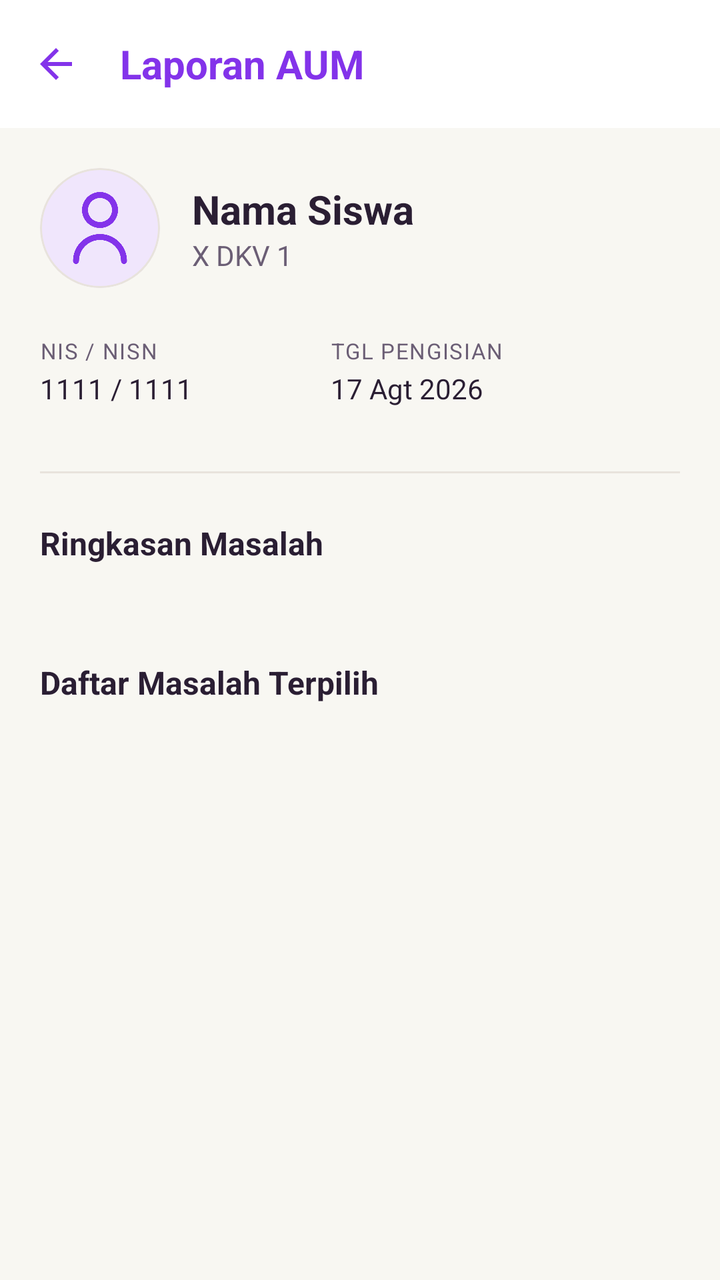
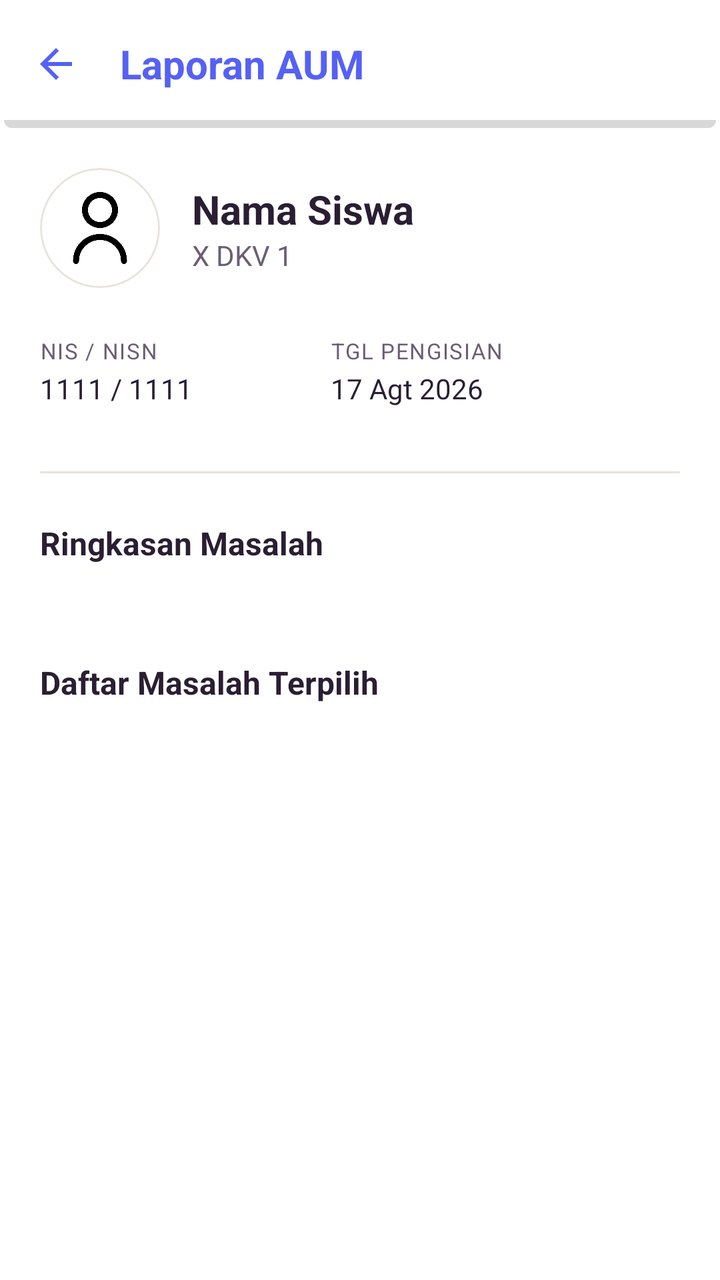

The first picture is an Android layout as it rendered before a commit; the second is the same layout after the commit. The layout source and the unified diff follow.
<!-- AndroidManifest.xml: application theme Theme.BkNova -->
<!-- res/layout/fragment_detail_aum_siswa.xml -->
<?xml version="1.0" encoding="utf-8"?>
<androidx.coordinatorlayout.widget.CoordinatorLayout xmlns:android="http://schemas.android.com/apk/res/android"
    xmlns:app="http://schemas.android.com/apk/res-auto"
    xmlns:tools="http://schemas.android.com/tools"
    android:layout_width="match_parent"
    android:layout_height="match_parent"
    android:background="@color/background_cream">

    <com.google.android.material.appbar.AppBarLayout
        android:layout_width="match_parent"
        android:layout_height="wrap_content"
        android:background="@color/white"
        app:elevation="0dp">

        <com.google.android.material.appbar.MaterialToolbar
            android:id="@+id/toolbar_detail_aum"
            android:layout_width="match_parent"
            android:layout_height="?attr/actionBarSize"
            app:navigationIcon="@drawable/ic_arrow_back"
            app:navigationIconTint="@color/brand_primary"
            app:title="Laporan AUM"
            app:titleTextAppearance="@style/ToolbarTitleBold"
            app:titleTextColor="@color/brand_primary" />
    </com.google.android.material.appbar.AppBarLayout>

    <androidx.core.widget.NestedScrollView
        android:layout_width="match_parent"
        android:layout_height="match_parent"
        android:clipToPadding="false"
        android:paddingBottom="24dp"
        app:layout_behavior="@string/appbar_scrolling_view_behavior">

        <LinearLayout
            android:layout_width="match_parent"
            android:layout_height="wrap_content"
            android:orientation="vertical"
            android:padding="20dp">

            
            <LinearLayout
                android:layout_width="match_parent"
                android:layout_height="wrap_content"
                android:orientation="horizontal"
                android:gravity="center_vertical"
                android:layout_marginBottom="24dp">

                <com.google.android.material.card.MaterialCardView
                    android:layout_width="60dp"
                    android:layout_height="60dp"
                    app:cardCornerRadius="30dp"
                    app:cardElevation="0dp"
                    app:cardBackgroundColor="@color/brand_soft">
                    <ImageView
                        android:layout_width="match_parent"
                        android:layout_height="match_parent"
                        android:src="@drawable/person_icon"
                        android:padding="12dp"
                        app:tint="@color/brand_primary" />
                </com.google.android.material.card.MaterialCardView>

                <LinearLayout
                    android:layout_width="0dp"
                    android:layout_height="wrap_content"
                    android:layout_weight="1"
                    android:orientation="vertical"
                    android:layout_marginStart="16dp">

                    <TextView
                        android:id="@+id/tv_detail_nama"
                        android:layout_width="wrap_content"
                        android:layout_height="wrap_content"
                        android:text="Nama Siswa"
                        android:textSize="20sp"
                        android:textStyle="bold"
                        android:textColor="@color/text_color_primary"/>

                    <TextView
                        android:id="@+id/tv_detail_kelas"
                        android:layout_width="wrap_content"
                        android:layout_height="wrap_content"
                        android:text="X DKV 1"
                        android:textColor="@color/text_color_secondary"
                        android:textSize="14sp"/>
                </LinearLayout>
            </LinearLayout>

            
            <LinearLayout
                android:layout_width="match_parent"
                android:layout_height="wrap_content"
                android:orientation="horizontal"
                android:layout_marginBottom="32dp"
                android:baselineAligned="false">

                <LinearLayout
                    android:layout_width="0dp"
                    android:layout_height="wrap_content"
                    android:layout_weight="1"
                    android:orientation="vertical">
                    <TextView
                        android:layout_width="wrap_content"
                        android:layout_height="wrap_content"
                        android:text="NIS / NISN"
                        android:textSize="11sp"
                        android:textColor="@color/text_color_secondary"
                        android:textAllCaps="true"
                        android:letterSpacing="0.05"/>
                    <TextView
                        android:id="@+id/tv_detail_nis"
                        android:layout_width="wrap_content"
                        android:layout_height="wrap_content"
                        android:text="1111 / 1111"
                        android:textColor="@color/text_color_primary"
                        android:textSize="14sp"
                        android:layout_marginTop="2dp"/>
                </LinearLayout>

                <LinearLayout
                    android:layout_width="0dp"
                    android:layout_height="wrap_content"
                    android:layout_weight="1.2"
                    android:orientation="vertical">
                    <TextView
                        android:layout_width="wrap_content"
                        android:layout_height="wrap_content"
                        android:text="Tgl Pengisian"
                        android:textSize="11sp"
                        android:textColor="@color/text_color_secondary"
                        android:textAllCaps="true"
                        android:letterSpacing="0.05"/>
                    <TextView
                        android:id="@+id/tv_detail_waktu"
                        android:layout_width="wrap_content"
                        android:layout_height="wrap_content"
                        android:text="17 Agt 2026"
                        android:textColor="@color/text_color_primary"
                        android:textSize="14sp"
                        android:layout_marginTop="2dp"/>
                </LinearLayout>
            </LinearLayout>

            <View
                android:layout_width="match_parent"
                android:layout_height="1dp"
                android:background="@color/divider_color"
                android:layout_marginBottom="24dp"/>

            
            <TextView
                android:layout_width="wrap_content"
                android:layout_height="wrap_content"
                android:text="Ringkasan Masalah"
                android:textSize="16sp"
                android:textStyle="bold"
                android:textColor="@color/text_color_primary"
                android:layout_marginBottom="16dp"/>

            <androidx.recyclerview.widget.RecyclerView
                android:id="@+id/rv_statistik_aum"
                android:layout_width="match_parent"
                android:layout_height="wrap_content"
                android:layout_marginBottom="32dp"
                android:clipToPadding="false"
                android:paddingStart="0dp"
                android:paddingEnd="20dp"
                android:orientation="horizontal"
                app:layoutManager="androidx.recyclerview.widget.LinearLayoutManager"
                tools:listitem="@layout/item_aum_statistik"/>

            
            <TextView
                android:layout_width="wrap_content"
                android:layout_height="wrap_content"
                android:text="Daftar Masalah Terpilih"
                android:textSize="16sp"
                android:textStyle="bold"
                android:textColor="@color/text_color_primary"
                android:layout_marginBottom="16dp"/>

            <androidx.recyclerview.widget.RecyclerView
                android:id="@+id/rv_bidang_aum"
                android:layout_width="match_parent"
                android:layout_height="wrap_content"
                android:nestedScrollingEnabled="false"
                tools:listitem="@layout/item_aum_bidang_hasil"/>

            <ProgressBar
                android:id="@+id/pb_detail_aum"
                android:layout_width="wrap_content"
                android:layout_height="wrap_content"
                android:layout_gravity="center"
                android:layout_marginTop="40dp"
                android:visibility="gone"/>

            <TextView
                android:id="@+id/tv_empty_detail_aum"
                android:layout_width="wrap_content"
                android:layout_height="wrap_content"
                android:layout_gravity="center"
                android:layout_marginTop="40dp"
                android:text="Belum ada data AUM"
                android:textColor="@color/text_color_secondary"
                android:visibility="gone"/>

        </LinearLayout>
    </androidx.core.widget.NestedScrollView>

</androidx.coordinatorlayout.widget.CoordinatorLayout>
<!-- res/layout/item_aum_statistik.xml (included above) -->
<?xml version="1.0" encoding="utf-8"?>
<com.google.android.material.card.MaterialCardView xmlns:android="http://schemas.android.com/apk/res/android"
    xmlns:app="http://schemas.android.com/apk/res-auto"
    android:layout_width="120dp"
    android:layout_height="100dp"
    android:layout_marginEnd="12dp"
    app:cardCornerRadius="16dp"
    app:cardElevation="0dp"
    app:cardBackgroundColor="@color/white"
    app:strokeColor="@color/divider_color"
    app:strokeWidth="1dp">

    <LinearLayout
        android:layout_width="match_parent"
        android:layout_height="match_parent"
        android:orientation="vertical"
        android:padding="12dp"
        android:gravity="center">

        <TextView
            android:id="@+id/tv_stat_count"
            android:layout_width="wrap_content"
            android:layout_height="wrap_content"
            android:text="0"
            android:textColor="@color/brand_primary"
            android:textSize="24sp"
            android:textStyle="bold" />

        <TextView
            android:id="@+id/tv_stat_label"
            android:layout_width="match_parent"
            android:layout_height="wrap_content"
            android:layout_marginTop="4dp"
            android:text="Bidang"
            android:textColor="@color/text_color_secondary"
            android:textSize="11sp"
            android:textAlignment="center"
            android:maxLines="2"
            android:ellipsize="end"/>
    </LinearLayout>
</com.google.android.material.card.MaterialCardView>
<!-- res/layout/item_aum_bidang_hasil.xml (included above) -->
<?xml version="1.0" encoding="utf-8"?>
<com.google.android.material.card.MaterialCardView xmlns:android="http://schemas.android.com/apk/res/android"
    xmlns:app="http://schemas.android.com/apk/res-auto"
    android:layout_width="match_parent"
    android:layout_height="wrap_content"
    android:layout_marginBottom="16dp"
    app:cardCornerRadius="16dp"
    app:cardElevation="0dp"
    app:cardBackgroundColor="@color/white"
    app:strokeColor="@color/divider_color"
    app:strokeWidth="1dp">

    <LinearLayout
        android:layout_width="match_parent"
        android:layout_height="wrap_content"
        android:orientation="vertical"
        android:padding="16dp">

        <LinearLayout
            android:layout_width="match_parent"
            android:layout_height="wrap_content"
            android:orientation="horizontal"
            android:gravity="center_vertical">

            <View
                android:layout_width="4dp"
                android:layout_height="16dp"
                android:background="@color/brand_primary"/>

            <TextView
                android:id="@+id/tv_nama_bidang"
                android:layout_width="wrap_content"
                android:layout_height="wrap_content"
                android:layout_marginStart="8dp"
                android:text="Nama Bidang"
                android:textStyle="bold"
                android:textColor="@color/text_color_primary"
                android:textSize="15sp"/>
        </LinearLayout>

        <TextView
            android:id="@+id/tv_pilihan_masalah"
            android:layout_width="match_parent"
            android:layout_height="wrap_content"
            android:layout_marginTop="12dp"
            android:text="Daftar masalah..."
            android:textColor="@color/text_color_secondary"
            android:textSize="14sp"
            android:lineSpacingExtra="6dp"/>
    </LinearLayout>
</com.google.android.material.card.MaterialCardView>
<!-- resources referenced by this layout -->
<resources>
  <color name="background_cream">#F8F7F2</color>
  <color name="brand_primary">#8333EA</color>
  <color name="brand_soft">#F0E6FC</color>
  <color name="divider_color">#E8E3DC</color>
  <color name="text_color_primary">#2A1E33</color>
  <color name="text_color_secondary">#6B5E75</color>
  <color name="white">#FFFFFFFF</color>
  <!-- drawable ic_arrow_back (drawable) -->
  <vector xmlns:android="http://schemas.android.com/apk/res/android"
      android:width="24dp"
      android:height="24dp"
      android:viewportWidth="24"
      android:viewportHeight="24">
      <path
          android:fillColor="#FF000000"
          android:pathData="M20,11H7.83l5.59,-5.59L12,4l-8,8 8,8 1.41,-1.41L7.83,13H20v-2z" />
  </vector>
  <style name="ToolbarTitleBold" parent="TextAppearance.Material3.TitleLarge">
          <item name="android:textStyle">bold</item>
          <item name="android:textSize">20sp</item> 
      </style>
  <style name="Theme.BkNova" parent="Base.Theme.BkNova" />
  <color name="accent_pink">#FF7FAF</color>
  <color name="accent_pink_soft">#FFECF3</color>
  <color name="accent_peach">#FFC6BF</color>
  <color name="accent_peach_soft">#FFE8E5</color>
  <color name="red_text">#DC2626</color>
  <color name="red_light">#FEE2E2</color>
  <!-- unchanged entries left out for length: 2 -->
</resources>

<!-- the commit's change to res/layout/fragment_detail_aum_siswa.xml (unified diff, before → after) -->
@@ -4,12 +4,12 @@
     xmlns:tools="http://schemas.android.com/tools"
     android:layout_width="match_parent"
     android:layout_height="match_parent"
-    android:background="@color/background_cream">
+    android:background="@color/white">
 
     <com.google.android.material.appbar.AppBarLayout
         android:layout_width="match_parent"
         android:layout_height="wrap_content"
-        android:background="@color/white"
+        android:background="@drawable/bg_header"
         app:elevation="0dp">
 
         <com.google.android.material.appbar.MaterialToolbar
@@ -48,14 +48,14 @@
                     android:layout_width="60dp"
                     android:layout_height="60dp"
                     app:cardCornerRadius="30dp"
-                    app:cardElevation="0dp"
-                    app:cardBackgroundColor="@color/brand_soft">
+                    app:cardBackgroundColor="@color/white">
                     <ImageView
                         android:layout_width="match_parent"
                         android:layout_height="match_parent"
                         android:src="@drawable/person_icon"
                         android:padding="12dp"
-                        app:tint="@color/brand_primary" />
+
+                        app:tint="@color/black" />
                 </com.google.android.material.card.MaterialCardView>
 
                 <LinearLayout
@@ -224,7 +224,8 @@
         android:layout_height="match_parent"
         android:orientation="vertical"
         android:padding="12dp"
-        android:gravity="center">
+        android:gravity="center"
+        android:background="@drawable/bg_grid_shadow">
 
         <TextView
             android:id="@+id/tv_stat_count"
@@ -265,7 +266,8 @@
         android:layout_width="match_parent"
         android:layout_height="wrap_content"
         android:orientation="vertical"
-        android:padding="16dp">
+        android:padding="16dp"
+        android:background="@drawable/bg_grid_shadow">
 
         <LinearLayout
             android:layout_width="match_parent"
<!-- resource entries referenced after the edit -->
@@ -1,12 +1,75 @@
 <!-- resources referenced by this layout -->
 <resources>
+  <color name="black">#FF000000</color>
   <color name="background_cream">#F8F7F2</color>
-  <color name="brand_primary">#8333EA</color>
+  <color name="brand_primary">#5561F4</color>
   <color name="brand_soft">#F0E6FC</color>
   <color name="divider_color">#E8E3DC</color>
   <color name="text_color_primary">#2A1E33</color>
   <color name="text_color_secondary">#6B5E75</color>
   <color name="white">#FFFFFFFF</color>
+  <!-- drawable bg_grid_shadow (drawable) -->
+  <?xml version="1.0" encoding="utf-8"?>
+  <layer-list xmlns:android="http://schemas.android.com/apk/res/android">
+  
+      
+      <item
+          android:left="4dp"
+  
+          android:top="4dp">
+  
+          <shape android:shape="rectangle">
+              <solid android:color="#32000000" />
+              <corners android:radius="12dp" />
+          </shape>
+  
+      </item>
+  
+      
+      <item
+          android:right="4dp"
+          android:bottom="4dp">
+  
+          <shape android:shape="rectangle">
+              <solid android:color="#FFFFFF" />
+              <corners android:radius="12dp" />
+          </shape>
+  
+      </item>
+  
+  </layer-list>
+  <!-- drawable bg_header (drawable) -->
+  <?xml version="1.0" encoding="utf-8"?>
+  <layer-list xmlns:android="http://schemas.android.com/apk/res/android">
+  
+      
+      <item
+          android:left="2dp"
+          android:right="2dp"
+          android:top="4dp">
+  
+          <shape android:shape="rectangle">
+  
+              <solid android:color="#27000000"/>
+              <corners android:radius="4dp" />
+            />
+          </shape>
+  
+      </item>
+  
+      
+      <item
+          android:right="0dp"
+          android:bottom="4dp">
+  
+          <shape android:shape="rectangle">
+              <solid android:color="#FFFFFF" />
+               />
+          </shape>
+  
+      </item>
+  
+  </layer-list>
   <!-- drawable ic_arrow_back (drawable) -->
   <vector xmlns:android="http://schemas.android.com/apk/res/android"
       android:width="24dp"
